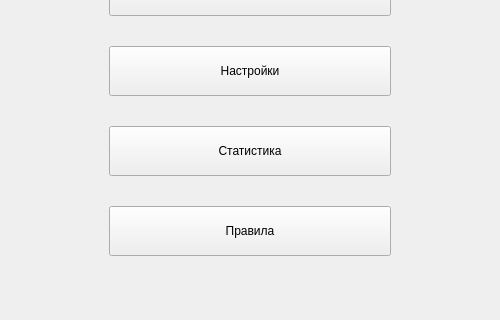
Old version of the form mainwindow.ui in the repository JudasCry/Minesweeper-C-Qt; both pictures show x 0 to 500 and y 280 to 600 of the 500 by 600 pixel window.
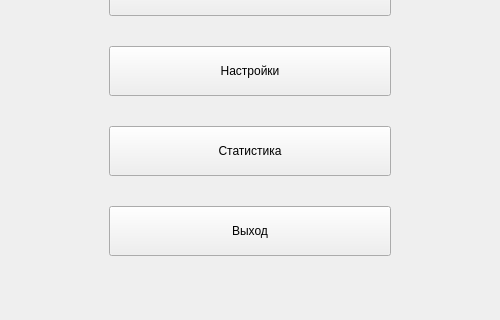
New version of the form. Icons and pictures are not drawn.

```diff
--- a/mainwindow.ui
+++ b/mainwindow.ui
@@ -113,7 +113,7 @@
          </size>
         </property>
         <property name="text">
-         <string>Правила</string>
+         <string>Выход</string>
         </property>
        </widget>
       </item>
```
Left out of the diff: 8 changed lines with no effect on the pictures.
